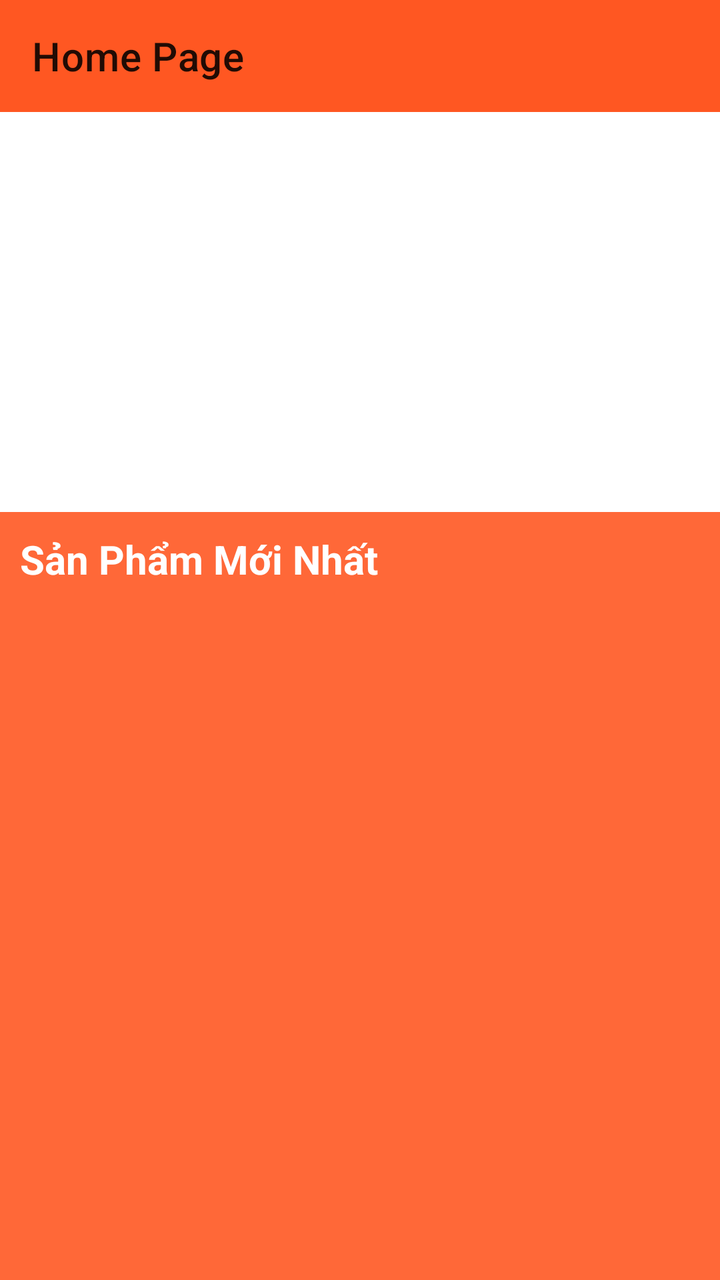
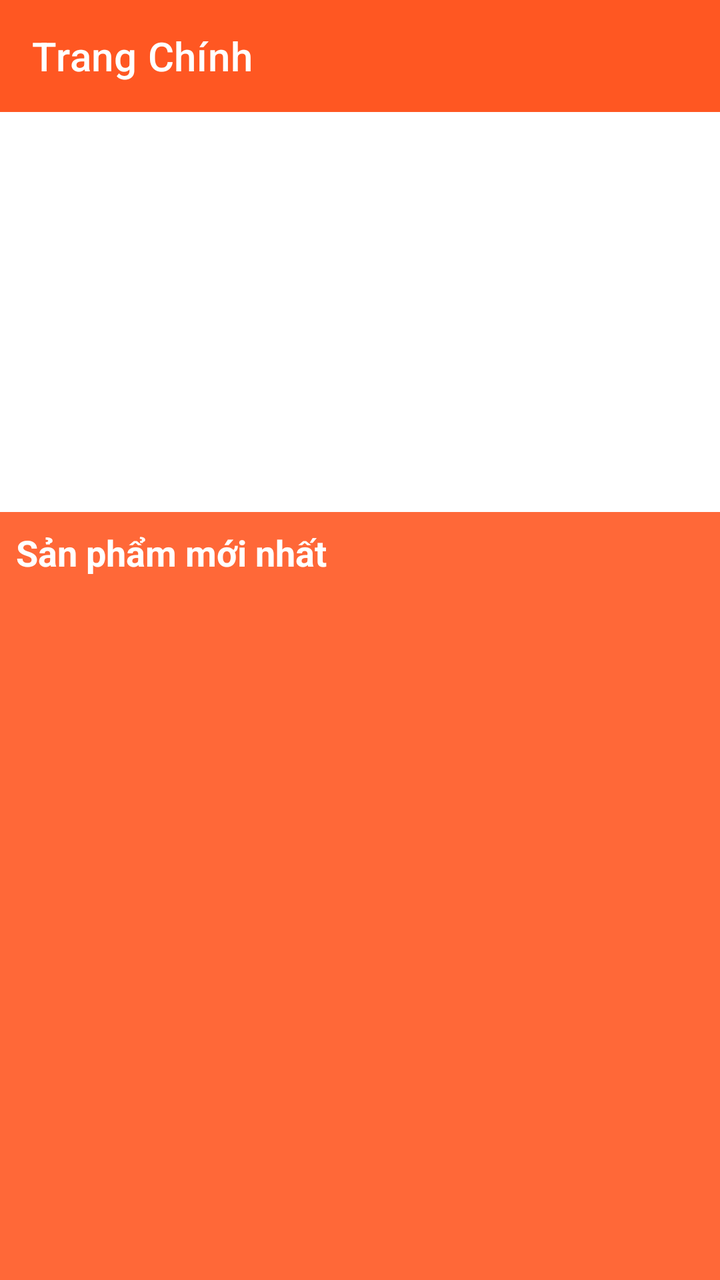

Two renders of the same Android screen: before a commit and after it. Below are the layout's source before the change and the commit's diff.
<!-- AndroidManifest.xml: application theme Theme.FashionShopApp -->
<!-- res/layout/activity_main.xml -->
<?xml version="1.0" encoding="utf-8"?>
<androidx.constraintlayout.widget.ConstraintLayout
    xmlns:android="http://schemas.android.com/apk/res/android"
    xmlns:app="http://schemas.android.com/apk/res-auto"
    xmlns:tools="http://schemas.android.com/tools"
    android:id="@+id/main"
    android:layout_width="match_parent"
    android:layout_height="match_parent"
    tools:context=".activity.MainActivity">
    <androidx.drawerlayout.widget.DrawerLayout
        android:id="@+id/drawerlayout"
        android:layout_width="match_parent"
        android:layout_height="match_parent">
        <LinearLayout
            android:orientation="vertical"
            android:layout_width="match_parent"
            android:layout_height="match_parent">
            <androidx.appcompat.widget.Toolbar
                android:id="@+id/toobarmanhinhchinh"
                app:title="Home Page"
                android:background="#FF5722"
                android:layout_width="match_parent"
                android:layout_height="?attr/actionBarSize">
            </androidx.appcompat.widget.Toolbar>
            <ViewFlipper
                android:id="@+id/viewflipper"
                android:layout_width="match_parent"
                android:layout_height="200dp">

            </ViewFlipper>
            <LinearLayout
                android:background="#E5FF5722"
                android:orientation="vertical"
                android:layout_width="match_parent"
                android:layout_height="match_parent">
                <TextView
                    android:textSize="20sp"
                    android:layout_marginLeft="10dp"
                    android:layout_marginTop="10dp"
                    android:textColor="@color/white"
                    android:textStyle="bold"
                    android:text="Sản Phẩm Mới Nhất"
                    android:layout_width="wrap_content"
                    android:layout_height="wrap_content"/>
                <androidx.recyclerview.widget.RecyclerView
                    android:id="@+id/recycleview"
                    android:layout_width="match_parent"
                    android:layout_height="match_parent"
                    android:layout_marginLeft="5dp"
                    android:layout_marginTop="10dp">

                </androidx.recyclerview.widget.RecyclerView>

            </LinearLayout>

        </LinearLayout>

        <com.google.android.material.navigation.NavigationView
            android:id="@+id/navigationview"
            android:layout_gravity="start"
            android:layout_width="match_parent"
            android:layout_height="match_parent">
            <ListView
                android:id="@+id/listviewmanhinhchinh"
                android:layout_width="wrap_content"
                android:layout_height="wrap_content"/>

        </com.google.android.material.navigation.NavigationView>
    </androidx.drawerlayout.widget.DrawerLayout>


</androidx.constraintlayout.widget.ConstraintLayout>
<!-- resources referenced by this layout -->
<resources>
  <color name="white">#FFFFFFFF</color>
  <style name="Theme.FashionShopApp" parent="Base.Theme.FashionShopApp" />
  <style name="Base.Theme.FashionShopApp" parent="Theme.MaterialComponents.DayNight.NoActionBar">
          
          
          <item name="colorPrimary">#FF5722</item>
          <item name="colorPrimaryVariant">@color/purple_700</item>
          <item name="colorOnPrimary">@color/white</item>
  
          
          <item name="colorSecondary">@color/teal_200</item>
          <item name="colorSecondaryVariant">@color/teal_700</item>
          <item name="colorOnSecondary">@color/black</item>
  
          
          <item name="android:statusBarColor" tools:targetApi="l">?attr/colorPrimaryVariant</item>
  
          
          
  
      </style>
  <color name="purple_700">#FF3700B3</color>
  <color name="teal_200">#FF03DAC5</color>
  <color name="teal_700">#FF018786</color>
  <color name="black">#FF000000</color>
</resources>

<!-- the commit's change to res/layout/activity_main.xml (unified diff, before → after) -->
@@ -1,72 +1,87 @@
 <?xml version="1.0" encoding="utf-8"?>
-<androidx.constraintlayout.widget.ConstraintLayout
-    xmlns:android="http://schemas.android.com/apk/res/android"
+<androidx.drawerlayout.widget.DrawerLayout xmlns:android="http://schemas.android.com/apk/res/android"
     xmlns:app="http://schemas.android.com/apk/res-auto"
     xmlns:tools="http://schemas.android.com/tools"
-    android:id="@+id/main"
+    android:id="@+id/drawerlayout"
     android:layout_width="match_parent"
     android:layout_height="match_parent"
     tools:context=".activity.MainActivity">
-    <androidx.drawerlayout.widget.DrawerLayout
-        android:id="@+id/drawerlayout"
+
+    
+    <LinearLayout
         android:layout_width="match_parent"
-        android:layout_height="match_parent">
-        <LinearLayout
-            android:orientation="vertical"
+        android:layout_height="match_parent"
+        android:orientation="vertical">
+
+        
+        <androidx.appcompat.widget.Toolbar
+            android:id="@+id/toobarmanhinhchinh"
             android:layout_width="match_parent"
-            android:layout_height="match_parent">
-            <androidx.appcompat.widget.Toolbar
-                android:id="@+id/toobarmanhinhchinh"
-                app:title="Home Page"
-                android:background="#FF5722"
+            android:layout_height="?attr/actionBarSize"
+            android:background="#FF5722"
+            app:title="Trang Chính"
+            app:titleTextColor="@android:color/white" />
+
+        
+        <androidx.core.widget.NestedScrollView
+            android:layout_width="match_parent"
+            android:layout_height="match_parent"
+            android:fillViewport="true">
+
+            <LinearLayout
                 android:layout_width="match_parent"
-                android:layout_height="?attr/actionBarSize">
-            </androidx.appcompat.widget.Toolbar>
-            <ViewFlipper
-                android:id="@+id/viewflipper"
-                android:layout_width="match_parent"
-                android:layout_height="200dp">
+                android:layout_height="wrap_content"
+                android:orientation="vertical">
 
-            </ViewFlipper>
+                
+                <ViewFlipper
+                    android:id="@+id/viewflipper"
+                    android:layout_width="match_parent"
+                    android:layout_height="200dp" />
+
             <LinearLayout
                 android:background="#E5FF5722"
                 android:orientation="vertical"
                 android:layout_width="match_parent"
                 android:layout_height="match_parent">
+                
                 <TextView
-                    android:textSize="20sp"
-                    android:layout_marginLeft="10dp"
-                    android:layout_marginTop="10dp"
+                    android:layout_width="wrap_content"
+                    android:layout_height="wrap_content"
+                    android:text="Sản phẩm mới nhất"
+                    android:textSize="18sp"
                     android:textColor="@color/white"
                     android:textStyle="bold"
-                    android:text="Sản Phẩm Mới Nhất"
-                    android:layout_width="wrap_content"
-                    android:layout_height="wrap_content"/>
+                    android:padding="8dp" />
+
+                
                 <androidx.recyclerview.widget.RecyclerView
                     android:id="@+id/recycleview"
                     android:layout_width="match_parent"
-                    android:layout_height="match_parent"
-                    android:layout_marginLeft="5dp"
-                    android:layout_marginTop="10dp">
-
-                </androidx.recyclerview.widget.RecyclerView>
+                    android:layout_height="wrap_content"
+                    android:layout_marginTop="8dp"
+                    android:paddingStart="4dp"
+                    android:paddingEnd="4dp"/>
 
             </LinearLayout>
+            </LinearLayout>
 
-        </LinearLayout>
+        </androidx.core.widget.NestedScrollView>
 
-        <com.google.android.material.navigation.NavigationView
-            android:id="@+id/navigationview"
-            android:layout_gravity="start"
+    </LinearLayout>
+
+    
+    <com.google.android.material.navigation.NavigationView
+        android:id="@+id/navigationview"
+        android:layout_width="wrap_content"
+        android:layout_height="match_parent"
+        android:layout_gravity="start">
+
+        <ListView
+            android:id="@+id/listviewmanhinhchinh"
             android:layout_width="match_parent"
-            android:layout_height="match_parent">
-            <ListView
-                android:id="@+id/listviewmanhinhchinh"
-                android:layout_width="wrap_content"
-                android:layout_height="wrap_content"/>
+            android:layout_height="wrap_content" />
 
-        </com.google.android.material.navigation.NavigationView>
-    </androidx.drawerlayout.widget.DrawerLayout>
+    </com.google.android.material.navigation.NavigationView>
 
-
-</androidx.constraintlayout.widget.ConstraintLayout>
+</androidx.drawerlayout.widget.DrawerLayout>
